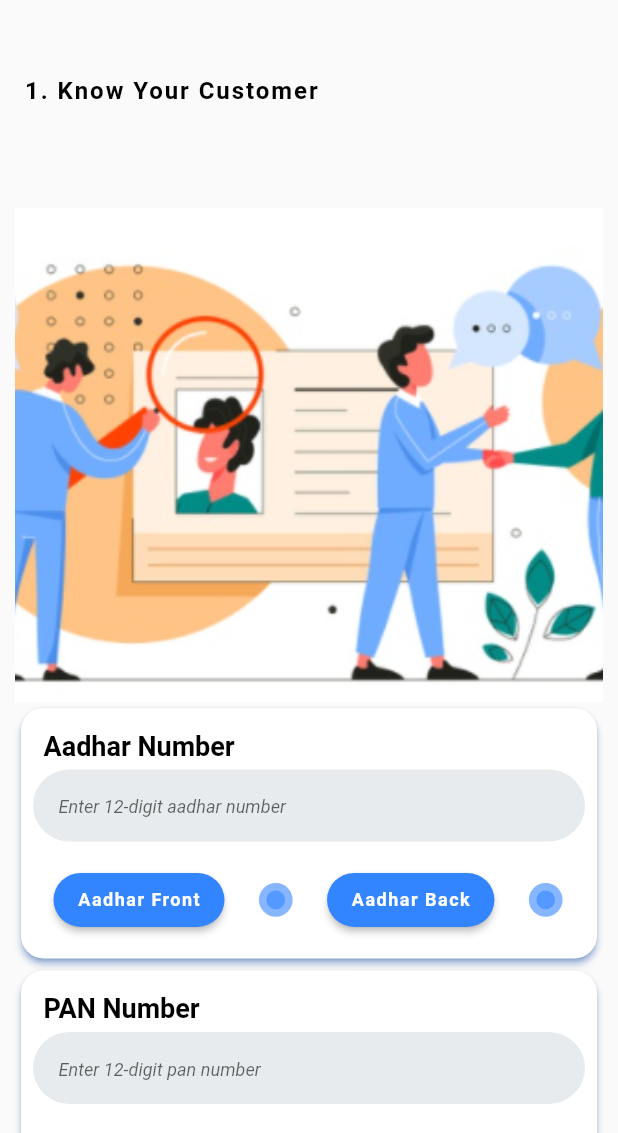
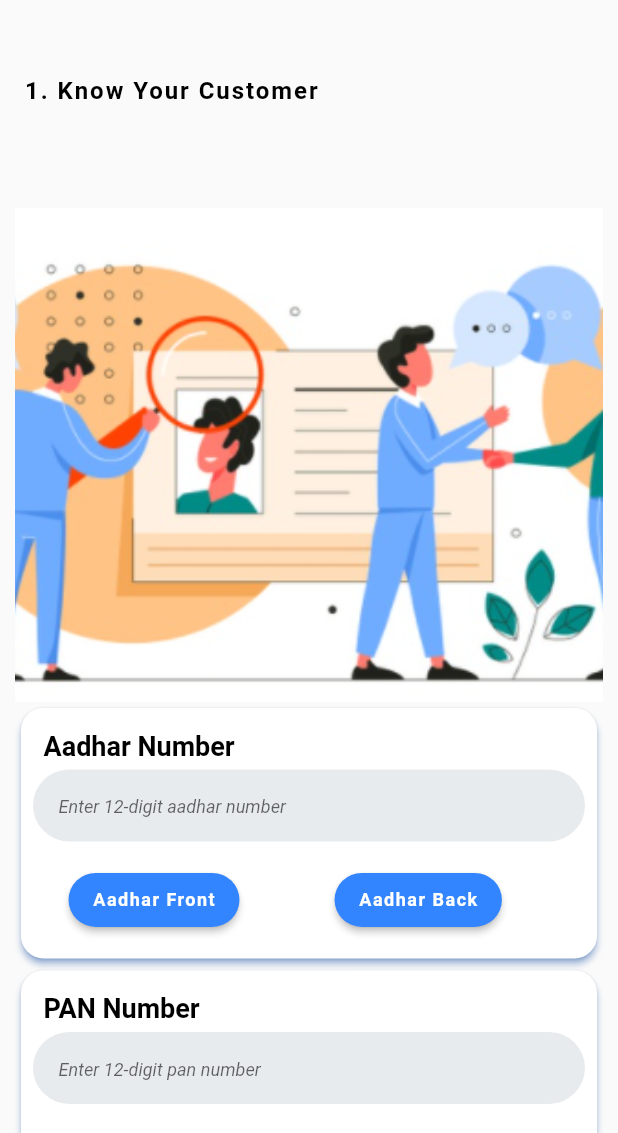
Before and after one commit to M-I-T-R-A/Mitra-App, a Flutter app: the KYCScreen screen opened directly, on a phone screen of 412 x 824 dp, the part 103-1236 px from its top. Run offline on Flutter 3.47's test engine with Material 2 defaults, Android fonts, the phone set to English and light mode, and no system bars; our stand-ins replace cloud_firestore, file_picker, firebase_auth, firebase_messaging, firebase_storage, flushbar and 12 more; missing offline and left inert: flutter_dialogflow, flutter_inappwebview, syncfusion_flutter_pdf, tesseract_ocr; accounts and stored records are empty; project files that could hold a hidden picture were left out.

Commit message:
uploading status

```diff
--- a/lib/Screens/Cart.dart
+++ b/lib/Screens/Cart.dart
@@ -190,6 +190,8 @@ class _CartState extends State<Cart> {
                           borderRadius: new BorderRadius.circular(35.0)),
                           onPressed: () async{
                             path = await getImage();
+                            showToast("Uploading your documents, just a moment please...", grey, primaryColor);
+
                               setState(() {
                                 supplierBill = File(path);
                               });
--- a/lib/Screens/Verification/KYCScreen.dart
+++ b/lib/Screens/Verification/KYCScreen.dart
@@ -170,7 +170,7 @@ class _KYCScreenState extends State<KYCScreen> {
                                   showToast("Type Aadhar No first", grey, error);
                                 else{
                                   path = await getImage();
-
+                                  showToast("Uploading your documents, just a moment please...", grey, primaryColor);
                                   bool status = await aadharCardMatch(path, this.aadharNo);
                                   if (status == true){
                                     setState(() {
@@ -178,7 +178,9 @@ class _KYCScreenState extends State<KYCScreen> {
                                     });
                                     SharedPreferences prefs = await SharedPreferences.getInstance();
                                     String id = prefs.getString("firebase_id");
-                                    aadharFrontURL = await uploadFile(aadharFront, "$id/Aadhar/");
+                                    setState(() async{
+                                      aadharFrontURL = await uploadFile(aadharFront, "$id/Aadhar/");
+                                    });
                                     showToast("Aadhar Card Front Image Uploaded", grey, primaryColor);
                                   }
                                 }
@@ -198,12 +200,7 @@ class _KYCScreenState extends State<KYCScreen> {
                             ),
                             Center(
                               child: aadharFrontURL == null
-                                  ? Container(
-                                      child: SpinKitDoubleBounce(
-                                        color: primaryColor,
-                                        size: 25.0,
-                                      )
-                                    )
+                                  ? Center()
                                   : Image.file(aadharFront,
                                       height: 45.0,
                                       width: 45.0)
@@ -214,7 +211,8 @@ class _KYCScreenState extends State<KYCScreen> {
                                 if (aadharNo == null)
                                   showToast("Type Aadhar No first", grey, error);
                                 else{
-                                  path = await getImage();
+                                    path = await getImage();
+                                  showToast("Uploading your documents, just a moment please...", grey, primaryColor);
                                   // bool status = await aadharCardMatch(path, this.aadharNo);
                                   // print(status);
                                   bool status = true;
@@ -224,8 +222,9 @@ class _KYCScreenState extends State<KYCScreen> {
                                     });
                                     SharedPreferences prefs = await SharedPreferences.getInstance();
                                     String id = prefs.getString("firebase_id");
-                                    aadharBackURL = await uploadFile(aadharBack, "$id/Aadhar/");
-                                    print(aadharBackURL);
+                                    setState(() async{
+                                      aadharBackURL = await uploadFile(aadharBack, "$id/Aadhar/");
+                                    });
                                     showToast("Aadhar Card Back Image Uploaded", grey, primaryColor);
                                   }
                                 }
@@ -245,12 +244,7 @@ class _KYCScreenState extends State<KYCScreen> {
                             ),
                             Center(
                               child: aadharBackURL == null
-                                  ? Container(
-                                      child: SpinKitDoubleBounce(
-                                        color: primaryColor,
-                                        size: 25.0,
-                                      )
-                                    )
+                                  ? Center()
                                   : Image.file(aadharBack,
                                       height: 45.0,
                                       width: 45.0)
@@ -316,6 +310,7 @@ class _KYCScreenState extends State<KYCScreen> {
                               borderRadius: new BorderRadius.circular(35.0)),
                               onPressed: () async{
                                 path = await getImage();
+                                showToast("Uploading your documents, just a moment please...", grey, primaryColor);
                                 // bool status = await panCardMatch(path, this.panNo);
                                 bool status = true;
                                 if (status == true){
@@ -324,7 +319,9 @@ class _KYCScreenState extends State<KYCScreen> {
                                   });
                                   SharedPreferences prefs = await SharedPreferences.getInstance();
                                   String id = prefs.getString("firebase_id");
-                                  panFrontURL = await uploadFile(panFront, "$id/PAN/");
+                                  setState(() async{
+                                    panFrontURL = await uploadFile(panFront, "$id/PAN/");
+                                  });
                                   showToast("PAN Card Front Image Uploaded", grey, primaryColor);
                                 }
                               },
@@ -343,12 +340,7 @@ class _KYCScreenState extends State<KYCScreen> {
                             ),
                             Center(
                               child: panFrontURL == null
-                                  ? Container(
-                                      child: SpinKitDoubleBounce(
-                                        color: primaryColor,
-                                        size: 25.0,
-                                      )
-                                    )
+                                  ? Center()
                                   : Image.file(panFront,
                                       height: 45.0,
                                       width: 45.0)
```
Also changed, not shown: lib/Screens/Verification/BankStatementsScreen.dart (+6 -12 lines), lib/Screens/Verification/GurrantorDetails.dart (+7 -13 lines), lib/Screens/Verification/StoreDetailsScreen.dart (+3 -6 lines), lib/Screens/Verification/StoreOwnerDetails.dart (+3 -6 lines), lib/Screens/Verification/WeeksPurchase.dart (+3 -7 lines), 1 other file.
